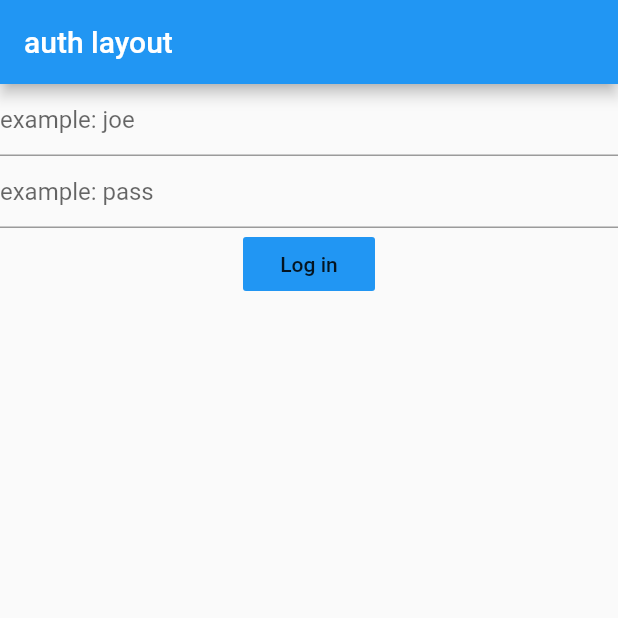
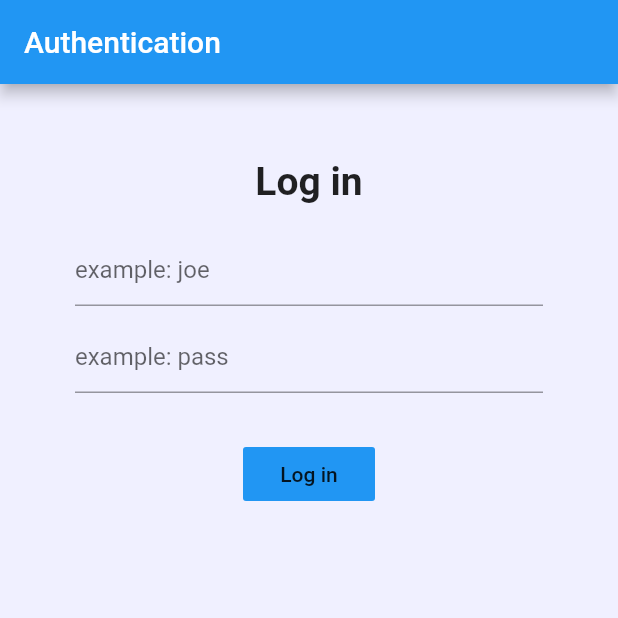
Before and after one commit to PierreTurnbull/liquivote-client, a Flutter app: the screen it shows after launch, on a phone screen of 412 x 824 dp, the top half of it. Run offline on Flutter 3.47's test engine with Material 2 defaults, Android fonts, the phone set to English and light mode, and no system bars.

Commit message:
Added some style.

```diff
--- a/lib/bodies/login_body.dart
+++ b/lib/bodies/login_body.dart
@@ -16,7 +16,24 @@ class _LoginBodyState extends State<LoginBody> {
   @override
   Widget build(BuildContext context) {
     final GlobalKey<FormState> _loginFormKey = GlobalKey();
-    return Form(
+    return ListView(
+      children: [
+        Container(
+          padding: EdgeInsets.all(50),
+          child: Column(
+            children: [
+              Container(
+                margin: EdgeInsets.fromLTRB(0, 0, 0, 20),
+                child: Text(
+                  'Log in',
+                  style: TextStyle(
+                    fontSize: 26,
+                    fontWeight: FontWeight.w600,
+                  ),
+                ),
+              ),
+              Container(
+                child: Form(
                   key: _loginFormKey,
                   child: Column(
                     children: [
@@ -25,31 +42,45 @@ class _LoginBodyState extends State<LoginBody> {
                       _buildSubmitButton()
                     ]
                   )
+                )
+              )
+            ]
+          )
+        )
+      ]
     );
   }
 
   Widget _buildUsernameField() {
-    return TextFormField(
+    return Container(
+      padding: EdgeInsets.fromLTRB(0, 0, 0, 10),
+      child: TextFormField(
         decoration: InputDecoration(
           hintText: 'example: joe'
         ),
         onChanged: (value) { _loginData['username'] = value; },
+      )
     );
   }
 
   Widget _buildPasswordField() {
-    return TextFormField(
+    return Container(
+      padding: EdgeInsets.fromLTRB(0, 0, 0, 10),
+      child: TextFormField(
         decoration: InputDecoration(
           hintText: 'example: pass'
         ),
         keyboardType: TextInputType.text,
         obscureText: true,
         onChanged: (value) { _loginData['password'] = value; },
+      )
     );
   }
 
   Widget _buildSubmitButton() {
-    return FlatButton(
+    return Container(
+      padding: EdgeInsets.fromLTRB(0, 20, 0, 0),
+      child: FlatButton(
         child: Text('Log in'),
         color: Colors.blue,
         onPressed: () {
@@ -57,6 +88,7 @@ class _LoginBodyState extends State<LoginBody> {
             _loginData
           );
         },
+      )
     );
   }
 }
--- a/lib/layouts/app_layout.dart
+++ b/lib/layouts/app_layout.dart
@@ -17,6 +17,7 @@ class AppLayout extends StatelessWidget {
           ),
         ],
       ),
+      backgroundColor: Color.fromARGB(255, 240, 240, 255),
       body: Text('body here')
     );
   }
--- a/lib/layouts/auth_layout.dart
+++ b/lib/layouts/auth_layout.dart
@@ -6,8 +6,9 @@ class AuthLayout extends StatelessWidget {
   Widget build(BuildContext context) {
     return Scaffold(
       appBar: AppBar(
-        title: Text('auth layout')
+        title: Text('Authentication')
       ),
+      backgroundColor: Color.fromARGB(255, 240, 240, 255),
       body: LoginScreen()
     );
   }
```
Lines whose indentation alone changed are shown as unchanged.
